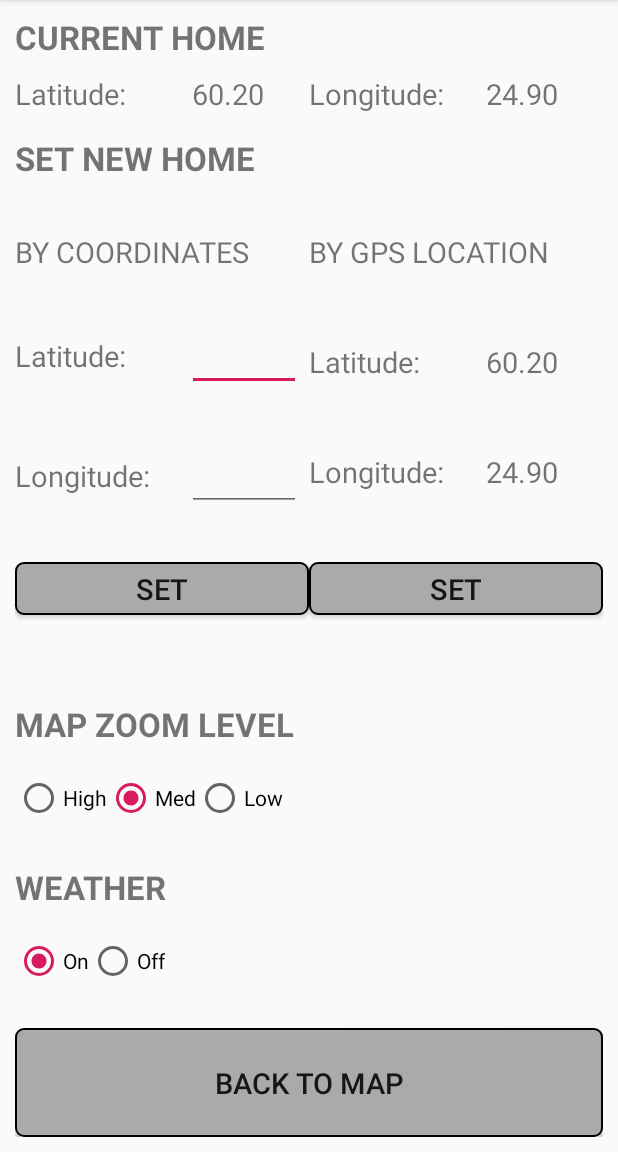
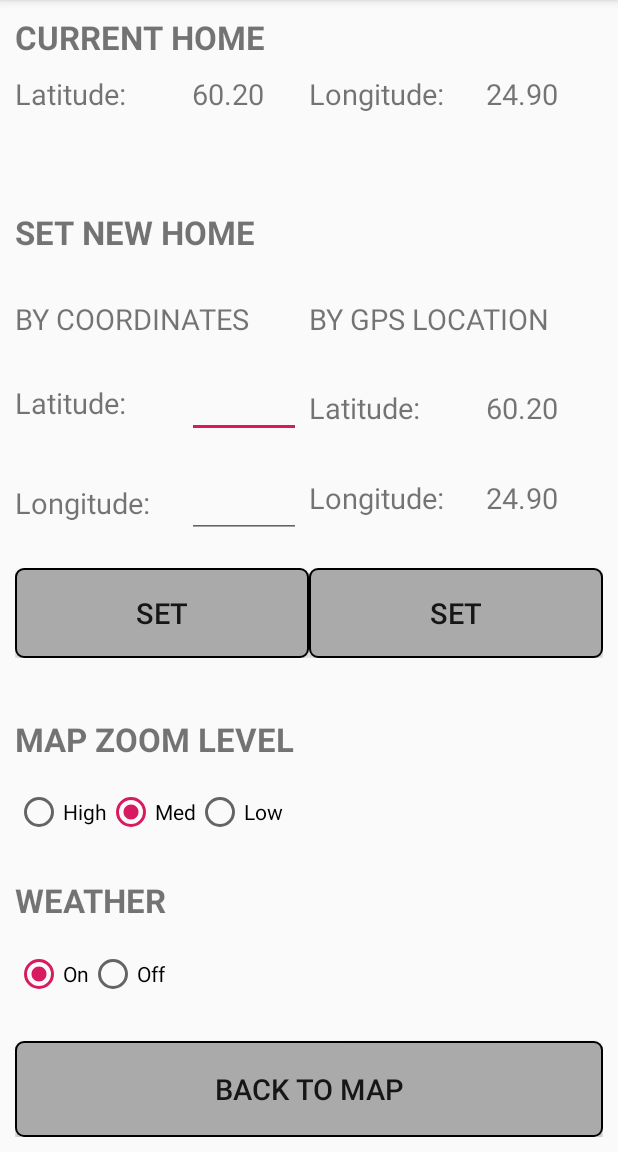
Before and after one commit to Mardaukar/MapApplication, an Android app: the OptionsActivity screen opened directly, with no data from a screen before it, on a phone screen of 412 x 824 dp, the part 84-1236 px from its top. Run offline under Robolectric (Android 15) with nearby library versions, the phone set to English and light mode, and no system bars; network calls fail.

Commit message:
Layout adjustments. Info button and info text added.

```diff
--- a/app/src/main/java/com/example/mapapplication/MapsActivity.java
+++ b/app/src/main/java/com/example/mapapplication/MapsActivity.java
@@ -112,6 +112,10 @@ public class MapsActivity extends FragmentActivity implements GoogleMap.OnCamera
         getWeatherData();
         updateSelected();
         getMap();
+    }
+    public void openInfoDialog(View view){
+        AppInfoDialog appInfoDialog = new AppInfoDialog();
+        appInfoDialog.show(getSupportFragmentManager(), "App-info");
     }
 
     @Override
--- /dev/null
+++ b/app/src/main/res/drawable/info_icon.xml
@@ -0,0 +1,5 @@
+<vector android:height="30dp" android:tint="#215C63"
+    android:viewportHeight="24.0" android:viewportWidth="24.0"
+    android:width="30dp" xmlns:android="http://schemas.android.com/apk/res/android">
+    <path android:fillColor="#FF000000" android:pathData="M11,17h2v-6h-2v6zM12,2C6.48,2 2,6.48 2,12s4.48,10 10,10 10,-4.48 10,-10S17.52,2 12,2zM12,20c-4.41,0 -8,-3.59 -8,-8s3.59,-8 8,-8 8,3.59 8,8 -3.59,8 -8,8zM11,9h2L13,7h-2v2z"/>
+</vector>
--- a/app/src/main/res/layout/activity_options.xml
+++ b/app/src/main/res/layout/activity_options.xml
@@ -4,6 +4,7 @@
     xmlns:tools="http://schemas.android.com/tools"
     android:layout_width="match_parent"
     android:layout_height="match_parent"
+    android:weightSum="100"
     android:orientation="vertical"
     android:paddingLeft="10sp"
     android:paddingTop="10sp"
@@ -14,9 +15,8 @@
     <LinearLayout
         android:layout_width="match_parent"
         android:layout_height="wrap_content"
-        android:weightSum="20"
-        android:orientation="vertical"
-        android:paddingBottom="15sp">
+        android:layout_weight="15"
+        android:orientation="vertical">
 
         <TextView
             android:id="@+id/currentHome_textView"
@@ -43,7 +43,7 @@
                     android:id="@+id/currentLat_textView"
                     style="@style/TextStyle"
                     android:layout_width="match_parent"
-                    android:layout_height="wrap_content"
+                    android:layout_height="match_parent"
                     android:text="@string/latitude_text" />
 
                 <TextView
@@ -66,7 +66,7 @@
                     android:id="@+id/currentLon_textView"
                     style="@style/TextStyle"
                     android:layout_width="match_parent"
-                    android:layout_height="wrap_content"
+                    android:layout_height="match_parent"
                     android:text="@string/longitude_text" />
 
                 <TextView
@@ -78,6 +78,11 @@
                     android:text="@string/empty_text" />
             </LinearLayout>
         </LinearLayout>
+        <LinearLayout
+            android:layout_width="match_parent"
+            android:layout_height="5sp"
+            android:orientation="horizontal">
+        </LinearLayout>
     </LinearLayout>
 
     <LinearLayout
@@ -86,14 +91,14 @@
         android:layout_weight="45"
         android:weightSum="100"
         android:orientation="vertical"
-        android:paddingBottom="15sp">
+        android:paddingBottom="5sp">
 
         <TextView
             android:id="@+id/setNewHome_textView"
             style="@style/titleTextStyle"
             android:layout_width="match_parent"
             android:layout_height="wrap_content"
-            android:layout_weight="15"
+            android:layout_weight="20"
             android:paddingBottom="10sp"
             android:text="@string/setNewHome_text"/>
 
@@ -236,13 +241,13 @@
             android:layout_width="match_parent"
             android:layout_height="wrap_content"
             android:weightSum="100"
-            android:layout_weight="25"
+            android:layout_weight="12"
             android:orientation="horizontal">
             <Button
                 android:id="@+id/setNewHome_button"
                 style="@style/TextStyle"
                 android:layout_width="match_parent"
-                android:layout_height="35sp"
+                android:layout_height="match_parent"
                 android:layout_weight="50"
                 android:background="@drawable/button_click"
                 android:onClick="set_new_home"
@@ -251,41 +256,25 @@
                 android:id="@+id/setHomeHere_button"
                 style="@style/TextStyle"
                 android:layout_width="match_parent"
-                android:layout_height="35sp"
+                android:layout_height="match_parent"
                 android:layout_weight="50"
                 android:background="@drawable/button_click"
                 android:onClick="set_home_here"
                 android:text="@string/set_text" />
         </LinearLayout>
-
-
-
-
-        <LinearLayout
-            android:layout_width="wrap_content"
+        <TextView
+            android:id="@+id/extra"
+            style="@style/TextStyle"
+            android:layout_width="match_parent"
             android:layout_height="wrap_content"
-            android:layout_weight="1"
-            android:orientation="horizontal">
-
-
-        </LinearLayout>
-
-        <LinearLayout
-            android:layout_width="wrap_content"
-            android:layout_height="wrap_content"
-            android:layout_weight="1"
-            android:orientation="horizontal">
-
-
-        </LinearLayout>
-
-
+            android:layout_weight="8"
+            android:text="" />
     </LinearLayout>
 
     <LinearLayout
         android:layout_width="match_parent"
         android:layout_height="wrap_content"
-        android:layout_weight="20"
+        android:layout_weight="33"
         android:weightSum="100"
         android:orientation="vertical"
         android:paddingBottom="10sp">
@@ -360,8 +349,8 @@
         android:id="@+id/goBack_button"
         style="@style/TextStyle"
         android:layout_width="match_parent"
-        android:layout_height="35sp"
-        android:layout_weight="10"
+        android:layout_height="wrap_content"
+        android:layout_weight="7"
         android:background="@drawable/button_click"
         android:onClick="back_to_map"
         android:text="@string/backToMap_text" />
--- a/app/src/main/res/values/strings.xml
+++ b/app/src/main/res/values/strings.xml
@@ -5,7 +5,7 @@
     <string name="longitude_text">Longitude:</string>
     <string name="empty_text">---</string>
     <string name="currentHome_text">CURRENT HOME</string>
-    <string name="setNewHome_text">SET NEW HOME</string>
+    <string name="setNewHome_text">\nSET NEW HOME</string>
     <string name="backToMap_text">BACK TO MAP</string>
     <string name="myLocation_text">MY LOCATION</string>
     <string name="home_text">HOME</string>
```
Also changed, not shown: app/src/main/java/com/example/mapapplication/AppInfoDialog.java (added, +27 -0 lines), app/src/main/res/drawable/layout_border.xml (added, +7 -0 lines), app/src/main/res/layout/activity_maps.xml (+38 -11 lines).
